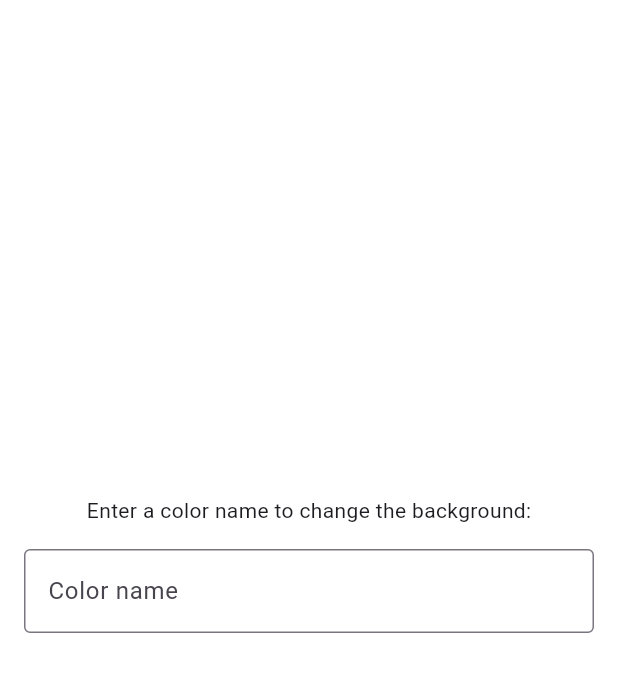
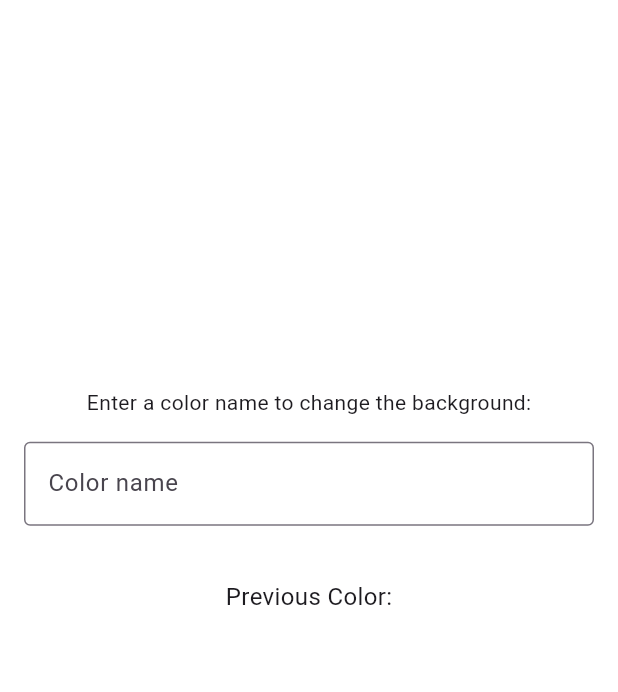
Before and after one commit to sobolkd/Simple-MobApp-on-Flutter, a Flutter app: the screen it shows after launch, on a phone screen of 412 x 824 dp, the part 84-776 px from its top. Run offline on Flutter 3.47's test engine with Material 3 defaults, Android fonts, the phone set to English and light mode, and no system bars.

Commit message:
added an interactive field and implementation of the task

```diff
--- a/lib/main.dart
+++ b/lib/main.dart
@@ -31,11 +31,16 @@ class MyHomePage extends StatefulWidget {
 
 class _MyHomePageState extends State<MyHomePage> {
   Color _backgroundColor = Colors.white;
+  Color _previousColor = Colors.white;
   final TextEditingController _controller = TextEditingController();
 
   void _changeBackgroundColor(String colorName) {
     setState(() {
+      _previousColor = _backgroundColor;
       _backgroundColor = _getColorFromName(colorName);
+      if (_backgroundColor == Colors.grey) {
+        _showSnackBar("Color '$colorName' not recognized. Defaulting to grey.");
+      }
     });
   }
 
@@ -58,8 +63,17 @@ class _MyHomePageState extends State<MyHomePage> {
       case 'orange':
         return Colors.orange;
       default:
-        return Colors.grey; // Якщо колір не знайдено, фон буде сірим
+        return Colors.grey;
     }
+  }
+
+  void _showSnackBar(String message) {
+    ScaffoldMessenger.of(context).showSnackBar(
+      SnackBar(
+        content: Text(message),
+        duration: const Duration(seconds: 3),
+      ),
+    );
   }
 
   @override
@@ -70,14 +84,14 @@ class _MyHomePageState extends State<MyHomePage> {
         title: Text(widget.title),
       ),
       body: ColoredBox(
-        color: _backgroundColor,  // Використання ColoredBox замість Container
+        color: _backgroundColor,
         child: Center(
           child: Column(
             mainAxisAlignment: MainAxisAlignment.center,
             children: <Widget>[
               const Text('Enter a color name to change the background:'),
               Padding(
-                padding: const EdgeInsets.all(16.0),
+                padding: const EdgeInsets.all(16),
                 child: TextField(
                   controller: _controller,
                   decoration: const InputDecoration(
@@ -87,6 +101,16 @@ class _MyHomePageState extends State<MyHomePage> {
                   onSubmitted: _changeBackgroundColor,
                 ),
               ),
+              const SizedBox(height: 20),
+              const Text(
+                'Previous Color:',
+                style: TextStyle(fontSize: 16),
+              ),
+              Container(
+                width: 100,
+                height: 100,
+                color: _previousColor,
+              ),
             ],
           ),
         ),
```
